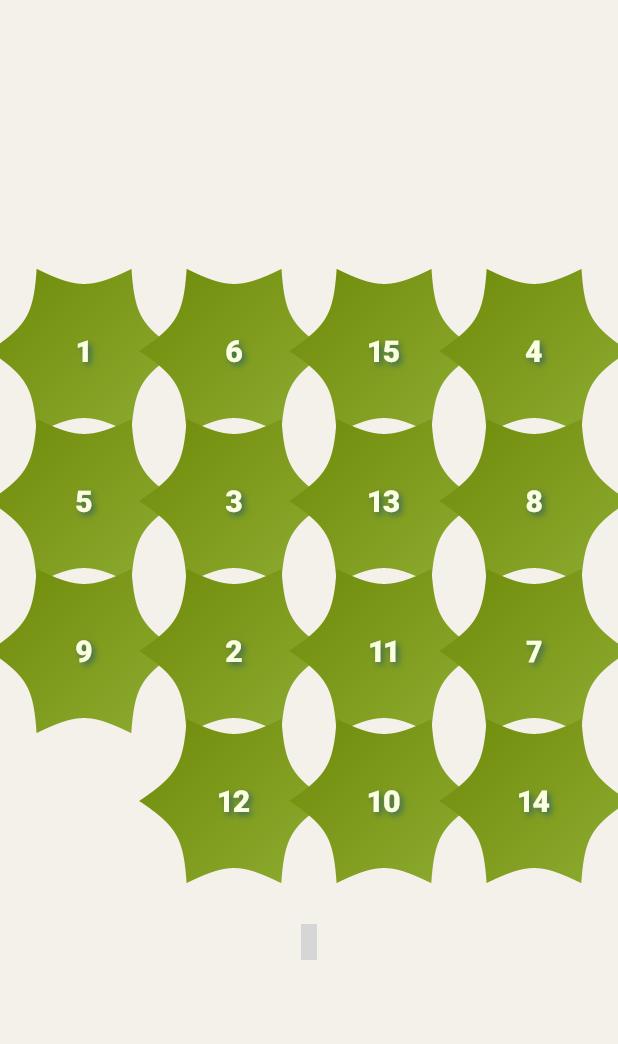
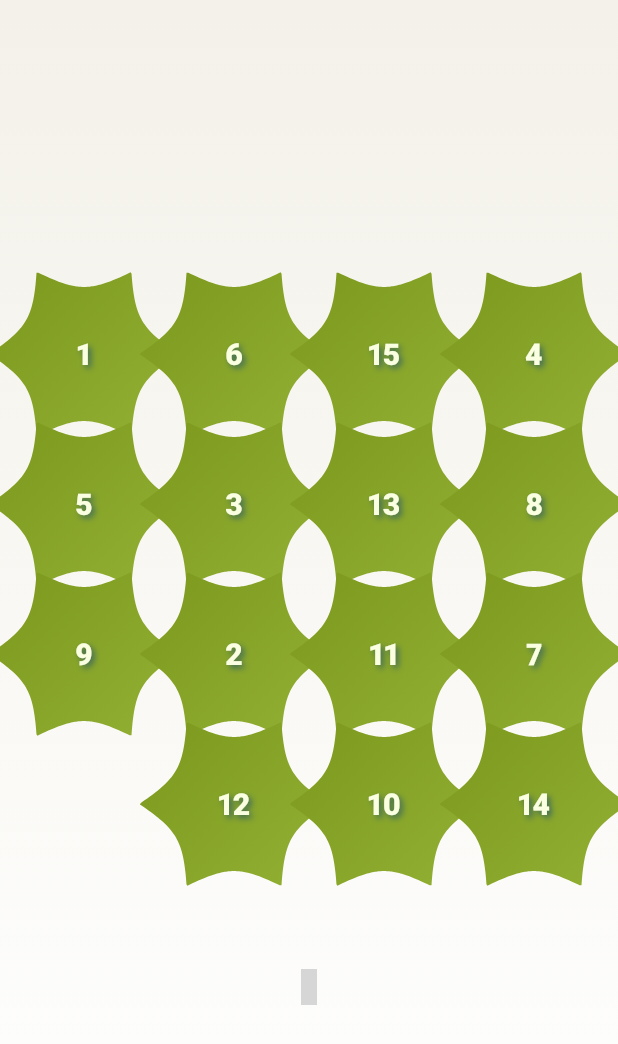
Before and after one commit to Rongix/flutter_puzzle_hack, a Flutter app: the screen it shows after launch, on a phone screen of 412 x 824 dp. Shown: the top 1044 px of the screen. Run offline on Flutter 3.47's test engine with Material 2 defaults, Android fonts, the phone set to English and light mode, and no system bars; our stand-ins replace equatable, flutter_bloc, get_it, go_router, material_color_utilities, material_design_icons_flutter; grey boxes are pictures that could not be loaded.

Commit message:
Add background

```diff
--- /dev/null
+++ b/app/lib/feature/puzzle_screen/widget/puzzle_background.dart
@@ -0,0 +1,21 @@
+import 'package:flutter/material.dart';
+
+class PuzzleBackground extends StatelessWidget {
+  const PuzzleBackground({Key? key}) : super(key: key);
+
+  @override
+  Widget build(BuildContext context) {
+    return Container(
+      decoration: BoxDecoration(
+        gradient: LinearGradient(
+          colors: [
+            Theme.of(context).scaffoldBackgroundColor,
+            Theme.of(context).backgroundColor,
+          ],
+          begin: Alignment.topCenter,
+          end: Alignment.bottomCenter,
+        ),
+      ),
+    );
+  }
+}
--- a/app/lib/feature/puzzle_screen/widget/puzzle_screen.dart
+++ b/app/lib/feature/puzzle_screen/widget/puzzle_screen.dart
@@ -1,7 +1,9 @@
 import 'dart:math';
 
 import 'package:app/extensions/iterable_extensions.dart';
+import 'package:app/feature/puzzle_screen/widget/puzzle_background.dart';
 import 'package:app/feature/supershape/supershape.dart';
+import 'package:app/widgets/delayed_widget.dart';
 import 'package:flutter/material.dart';
 import 'package:go_router/go_router.dart';
 import 'package:material_design_icons_flutter/material_design_icons_flutter.dart';
@@ -24,16 +26,13 @@ class PuzzleScreen extends StatefulWidget {
 }
 
 class _PuzzleScreenState extends State<PuzzleScreen> {
-  late SixteenPuzzleGenerator generator;
-  late List<int> puzzleFromSeed;
-  late Supershape supershape;
-
-  bool isSelected = true;
-
   @override
   Widget build(BuildContext context) {
     return Scaffold(
-      body: Center(
+      body: Stack(
+        children: [
+          const PuzzleBackground(),
+          Center(
             child: LayoutBuilder(
               builder: (_, cstr) {
                 final windowMinSize = min(cstr.maxHeight, cstr.maxWidth);
@@ -43,6 +42,7 @@ class _PuzzleScreenState extends State<PuzzleScreen> {
                   child: Column(
                     mainAxisAlignment: MainAxisAlignment.center,
                     children: [
+                      const SizedBox(height: 32),
                       Center(
                         child: PuzzleViewer(
                           size: puzzleSize,
@@ -50,7 +50,7 @@ class _PuzzleScreenState extends State<PuzzleScreen> {
                           seed: widget.seed,
                         ),
                       ),
-                  const SizedBox(height: 32),
+                      const SizedBox(height: 60),
                       Row(
                         mainAxisSize: MainAxisSize.min,
                         children: [
@@ -58,7 +58,7 @@ class _PuzzleScreenState extends State<PuzzleScreen> {
                             children: [
                               GestureDetector(
                                 onTap: () => GoRouter.of(context).go('/'),
-                            child: const Icon(MdiIcons.newBox),
+                                child: const Icon(MdiIcons.restart),
                               ),
                             ],
                           ),
@@ -69,6 +69,8 @@ class _PuzzleScreenState extends State<PuzzleScreen> {
                 );
               },
             ),
+          ),
+        ],
       ),
     );
   }
@@ -126,6 +128,7 @@ class PuzzleViewer extends StatelessWidget {
               child: Opacity(
                 opacity: isHackMode && e == 16 ? 0.5 : 1,
                 child: PuzzleTile(
+                  seed: seed,
                   backgroundShape: shape,
                   size: tileSize,
                   value: e,
@@ -144,6 +147,7 @@ class PuzzleTile extends StatelessWidget {
     required this.size,
     required this.value,
     required this.backgroundShape,
+    required this.seed,
     Key? key,
   }) : super(key: key);
 
@@ -151,6 +155,7 @@ class PuzzleTile extends StatelessWidget {
   final double size;
   final int value;
   final Widget backgroundShape;
+  final String seed;
 
   @override
   Widget build(BuildContext context) => Container(
--- a/app/lib/feature/supershape/supershape.dart
+++ b/app/lib/feature/supershape/supershape.dart
@@ -13,7 +13,7 @@ class Supershape {
 
   factory Supershape.fromSeed({
     required String seed,
-    double angularPrecission = 0.1,
+    double angularPrecission = 1,
   }) {
     print('Supershape.fromSeed: $seed');
     final random = Random(seed.hashCode);
--- a/app/lib/feature/theme_cubit/theme_cubit.dart
+++ b/app/lib/feature/theme_cubit/theme_cubit.dart
@@ -35,11 +35,11 @@ class ThemeCubitState extends Equatable {
     return ThemeData(
       brightness: Brightness.light,
       scaffoldBackgroundColor: Color(palette.neutral.get(95)),
-      backgroundColor: Color(palette.neutral.get(60)),
+      backgroundColor: Color(palette.primary.get(95)),
       shadowColor: Color(palette.neutral.get(10)),
       colorScheme: ColorScheme.light(
-        primary: Color(palette.primary.get(55)),
-        primaryContainer: Color(palette.primary.get(65)),
+        primary: Color(palette.primary.get(60)),
+        primaryContainer: Color(palette.primary.get(67)),
       ),
       iconTheme: IconThemeData(
         color: Color(palette.neutral.get(50)),
@@ -73,13 +73,15 @@ class ThemeCubitState extends Equatable {
     return ThemeData(
       brightness: Brightness.dark,
       scaffoldBackgroundColor: Color(palette.neutral.get(10)),
-      backgroundColor: Color(palette.neutral.get(40)),
+      backgroundColor: Color(palette.primary.get(10)),
       splashColor: Color(palette.neutral.get(50)).withOpacity(0.1),
       highlightColor: Colors.transparent,
       hoverColor: Color(palette.neutral.get(50)).withOpacity(0.1),
       colorScheme: ColorScheme.dark(
         primary: Color(palette.primary.get(35)),
         primaryContainer: Color(palette.primary.get(25)),
+        tertiary: Color(palette.tertiary.get(20)),
+        tertiaryContainer: Color(palette.tertiary.get(30)),
       ),
       iconTheme: IconThemeData(
         color: Color(palette.neutral.get(80)),
```
Also changed, not shown: app/lib/widgets/delayed_widget.dart (added, +54 -0 lines). Lines whose indentation alone changed are shown as unchanged.
